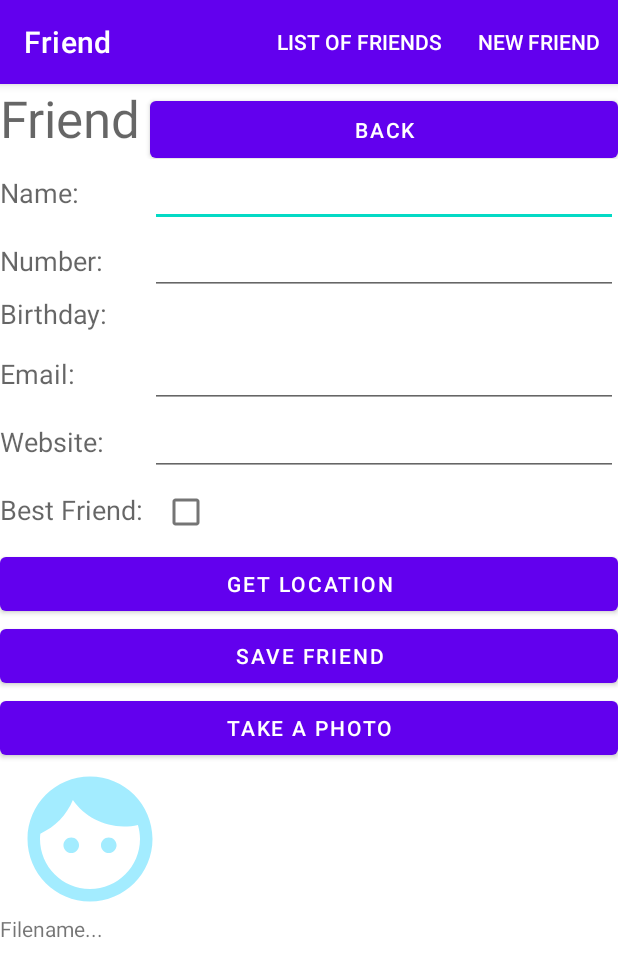
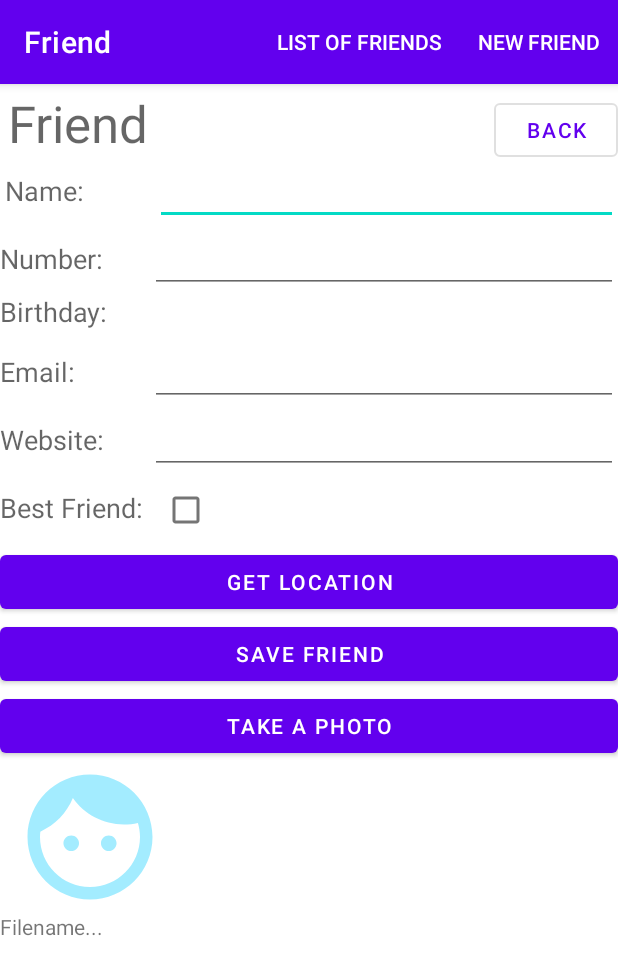
Before and after one commit to daiperboevs42/FriendCompulsory, an Android app: the DetailsActivity screen opened directly, with no data from a screen before it, on a phone screen of 412 x 824 dp. Shown: the top 977 px of the screen. Run offline under Robolectric (Android 15) with nearby library versions, the phone set to English and light mode, and no system bars; pictures from the network do not load.

Commit message:
styleDetails

```diff
--- a/app/src/main/res/layout/details.xml
+++ b/app/src/main/res/layout/details.xml
@@ -1,5 +1,5 @@
 <?xml version="1.0" encoding="utf-8"?>
-<androidx.constraintlayout.widget.ConstraintLayout
+<RelativeLayout
     xmlns:android="http://schemas.android.com/apk/res/android"
     xmlns:app="http://schemas.android.com/apk/res-auto"
     xmlns:tools="http://schemas.android.com/tools"
@@ -19,15 +19,20 @@
 
             <TextView
                 android:id="@+id/nameOfFriend"
-                android:layout_width="100dp"
+                android:layout_width="wrap_content"
                 android:layout_height="wrap_content"
+                android:layout_marginTop="3dp"
+                android:layout_marginStart="5dp"
                 android:text="Friend"
+
                 android:textAppearance="@style/TextAppearance.AppCompat.Display1" />
 
             <Button
                 android:id="@+id/backDetails"
-                android:layout_width="match_parent"
-                android:layout_height="50dp"
+                style="?attr/materialButtonOutlinedStyle"
+                android:layout_width="wrap_content"
+                android:layout_height="wrap_content"
+                android:layout_marginStart="230dp"
                 android:text="Back" />
         </LinearLayout>
 
@@ -39,6 +44,7 @@
             <TextView
                 android:layout_width="100dp"
                 android:layout_height="30dp"
+                android:layout_marginStart="3dp"
                 android:text="Name:"
                 android:textAppearance="@style/TextAppearance.AppCompat.Medium" />
 
@@ -223,4 +229,4 @@
             android:layout_centerHorizontal="true" />
 
     </LinearLayout>
-</androidx.constraintlayout.widget.ConstraintLayout>
+</RelativeLayout>
```
